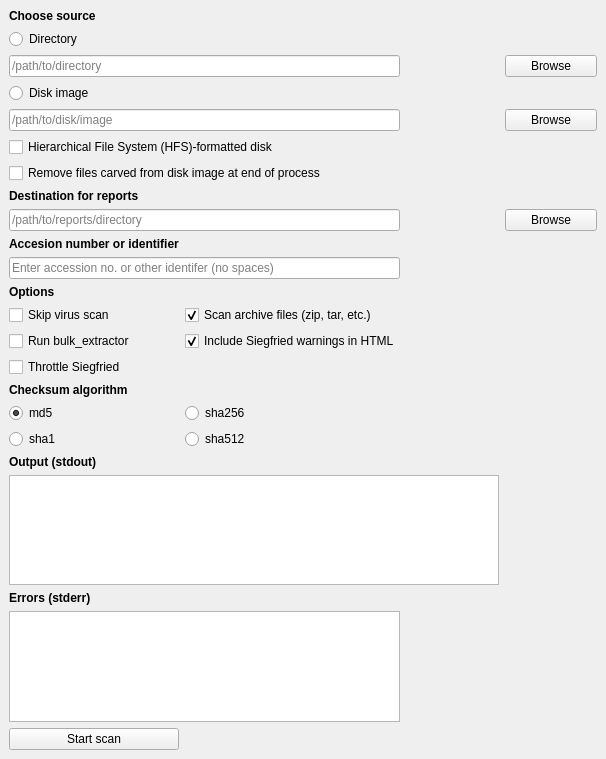
Old version of the form design.ui in the repository tw4l/brunnhilde-gui.
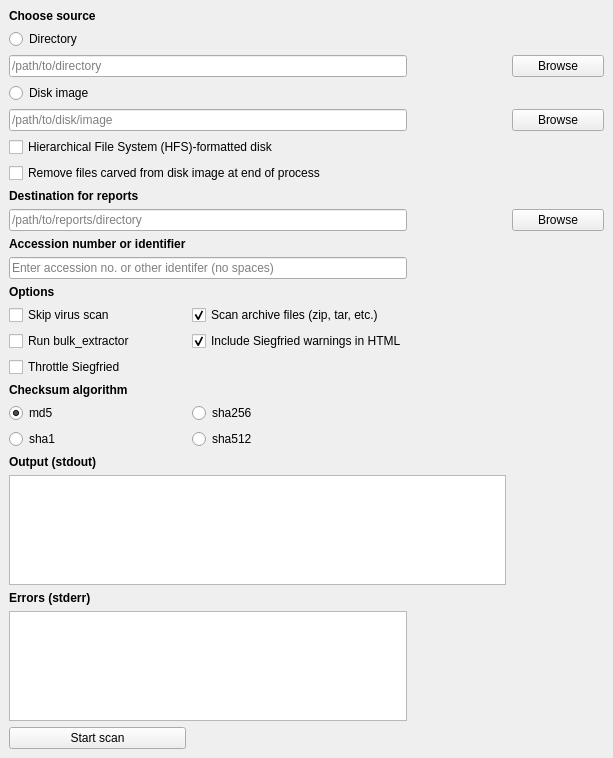
New version of the form.

```diff
--- a/design.ui
+++ b/design.ui
@@ -6,8 +6,8 @@
    <rect>
     <x>0</x>
     <y>0</y>
-    <width>606</width>
-    <height>759</height>
+    <width>613</width>
+    <height>758</height>
    </rect>
   </property>
   <property name="windowTitle">
@@ -115,6 +115,9 @@
       <property name="text">
        <string>Directory</string>
       </property>
+      <property name="checked">
+       <bool>true</bool>
+      </property>
      </widget>
     </item>
     <item row="9" column="0">
@@ -168,7 +171,7 @@
     <item row="11" column="0">
      <widget class="QLabel" name="label_4">
       <property name="text">
-       <string>&lt;html&gt;&lt;head/&gt;&lt;body&gt;&lt;p&gt;&lt;span style=&quot; font-weight:600;&quot;&gt;Accesion number or identifier&lt;/span&gt;&lt;/p&gt;&lt;/body&gt;&lt;/html&gt;</string>
+       <string>&lt;html&gt;&lt;head/&gt;&lt;body&gt;&lt;p&gt;&lt;span style=&quot; font-weight:600;&quot;&gt;Accession number or identifier&lt;/span&gt;&lt;/p&gt;&lt;/body&gt;&lt;/html&gt;</string>
       </property>
      </widget>
     </item>
```
